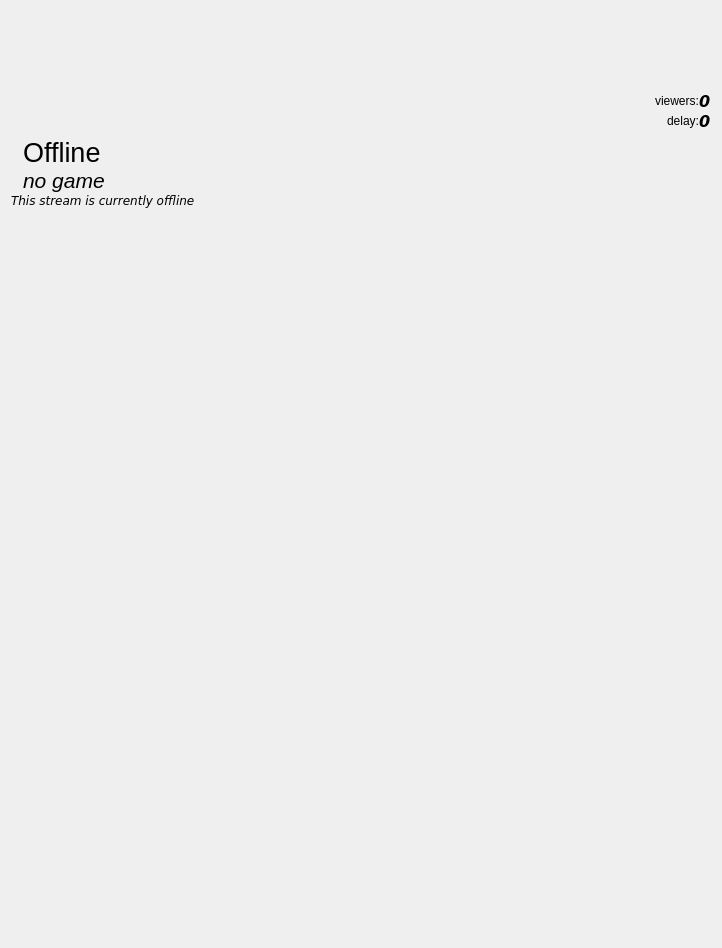
First picture: the form in sources/ui/previewstreamwidget.ui, repository Oyuret/liveGUIMobile, before the edit.
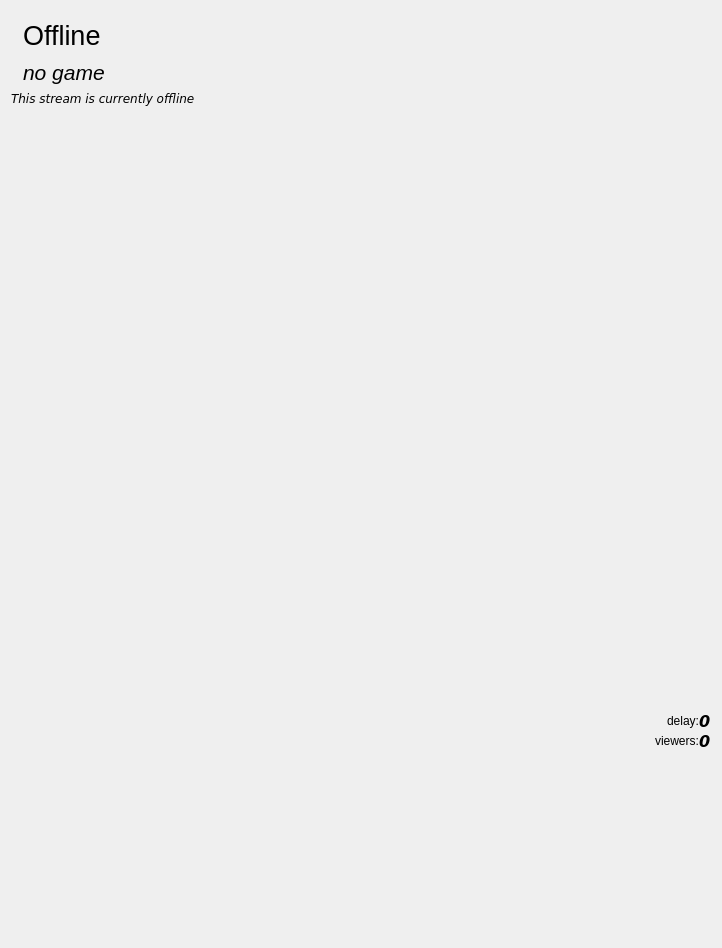
Second picture: the form after the edit. Icons and pictures are not drawn.

```diff
--- a/sources/ui/previewstreamwidget.ui
+++ b/sources/ui/previewstreamwidget.ui
@@ -17,167 +17,8 @@
    <property name="spacing">
     <number>0</number>
    </property>
-   <item>
-    <layout class="QVBoxLayout" name="verticalLayout_3">
-     <property name="spacing">
-      <number>0</number>
-     </property>
-     <property name="leftMargin">
-      <number>0</number>
-     </property>
-     <property name="topMargin">
-      <number>0</number>
-     </property>
-     <property name="rightMargin">
-      <number>0</number>
-     </property>
-     <property name="bottomMargin">
-      <number>0</number>
-     </property>
-     <item>
-      <layout class="QHBoxLayout" name="horizontalLayout_6">
-       <property name="spacing">
-        <number>0</number>
-       </property>
-       <property name="topMargin">
-        <number>0</number>
-       </property>
-       <item>
-        <spacer name="horizontalSpacer_4">
-         <property name="orientation">
-          <enum>Qt::Horizontal</enum>
-         </property>
-         <property name="sizeHint" stdset="0">
-          <size>
-           <width>0</width>
-           <height>20</height>
-          </size>
-         </property>
-        </spacer>
-       </item>
-       <item>
-        <widget class="QLabel" name="serviceIcon">
-         <property name="minimumSize">
-          <size>
-           <width>80</width>
-           <height>80</height>
-          </size>
-         </property>
-         <property name="maximumSize">
-          <size>
-           <width>80</width>
-           <height>80</height>
-          </size>
-         </property>
-         <property name="text">
-          <string/>
-         </property>
-         <property name="pixmap">
-          <pixmap resource="../qrc/icons.qrc">:/icons/icons/missing.png</pixmap>
-         </property>
-         <property name="scaledContents">
-          <bool>true</bool>
-         </property>
-        </widget>
-       </item>
-      </layout>
-     </item>
-     <item>
-      <layout class="QHBoxLayout" name="horizontalLayout_4">
-       <property name="spacing">
-        <number>0</number>
-       </property>
-       <property name="rightMargin">
-        <number>0</number>
-       </property>
-       <item>
-        <spacer name="horizontalSpacer_6">
-         <property name="orientation">
-          <enum>Qt::Horizontal</enum>
-         </property>
-         <property name="sizeHint" stdset="0">
-          <size>
-           <width>40</width>
-           <height>20</height>
-          </size>
-         </property>
-        </spacer>
-       </item>
-       <item>
-        <widget class="QLabel" name="label">
-         <property name="text">
-          <string>viewers:</string>
-         </property>
-        </widget>
-       </item>
-       <item>
-        <widget class="QLabel" name="viewersLabel">
-         <property name="font">
-          <font>
-           <family>Verdana</family>
-           <pointsize>12</pointsize>
-           <weight>75</weight>
-           <italic>true</italic>
-           <bold>true</bold>
-          </font>
-         </property>
-         <property name="text">
-          <string>0</string>
-         </property>
-        </widget>
-       </item>
-      </layout>
-     </item>
-     <item>
-      <layout class="QHBoxLayout" name="horizontalLayout_5">
-       <property name="spacing">
-        <number>0</number>
-       </property>
-       <item>
-        <spacer name="horizontalSpacer_5">
-         <property name="orientation">
-          <enum>Qt::Horizontal</enum>
-         </property>
-         <property name="sizeHint" stdset="0">
-          <size>
-           <width>40</width>
-           <height>20</height>
-          </size>
-         </property>
-        </spacer>
-       </item>
-       <item>
-        <widget class="QLabel" name="label_3">
-         <property name="text">
-          <string>delay:</string>
-         </property>
-        </widget>
-       </item>
-       <item>
-        <widget class="QLabel" name="delayLabel">
-         <property name="font">
-          <font>
-           <family>Verdana</family>
-           <pointsize>12</pointsize>
-           <weight>75</weight>
-           <italic>true</italic>
-           <bold>true</bold>
-          </font>
-         </property>
-         <property name="text">
-          <string>0</string>
-         </property>
-        </widget>
-       </item>
-      </layout>
-     </item>
-    </layout>
-   </item>
    <item>
     <layout class="QVBoxLayout" name="verticalLayout_5">
-     <property name="topMargin">
-      <number>0</number>
-     </property>
      <item>
       <layout class="QHBoxLayout" name="horizontalLayout_7">
        <property name="topMargin">
@@ -195,8 +36,8 @@
           <widget class="QLabel" name="streamerIcon">
            <property name="maximumSize">
             <size>
-             <width>50</width>
-             <height>50</height>
+             <width>80</width>
+             <height>80</height>
             </size>
            </property>
            <property name="text">
@@ -233,6 +74,9 @@
            <property name="text">
             <string>Offline</string>
            </property>
+           <property name="wordWrap">
+            <bool>true</bool>
+           </property>
            <property name="textInteractionFlags">
             <set>Qt::NoTextInteraction</set>
            </property>
@@ -249,6 +93,9 @@
            <property name="text">
             <string>no game</string>
            </property>
+           <property name="wordWrap">
+            <bool>true</bool>
+           </property>
            <property name="textInteractionFlags">
             <set>Qt::NoTextInteraction</set>
            </property>
@@ -269,6 +116,31 @@
          </property>
         </spacer>
        </item>
+       <item>
+        <widget class="QLabel" name="serviceIcon">
+         <property name="minimumSize">
+          <size>
+           <width>80</width>
+           <height>80</height>
+          </size>
+         </property>
+         <property name="maximumSize">
+          <size>
+           <width>80</width>
+           <height>80</height>
+          </size>
+         </property>
+         <property name="text">
+          <string/>
+         </property>
+         <property name="pixmap">
+          <pixmap resource="../qrc/icons.qrc">:/icons/icons/missing.png</pixmap>
+         </property>
+         <property name="scaledContents">
+          <bool>true</bool>
+         </property>
+        </widget>
+       </item>
       </layout>
      </item>
      <item>
@@ -362,6 +234,102 @@
        </item>
       </layout>
      </item>
+     <item>
+      <layout class="QVBoxLayout" name="verticalLayout_3">
+       <property name="spacing">
+        <number>0</number>
+       </property>
+       <property name="topMargin">
+        <number>0</number>
+       </property>
+       <item>
+        <layout class="QHBoxLayout" name="horizontalLayout">
+         <property name="topMargin">
+          <number>0</number>
+         </property>
+         <item>
+          <spacer name="horizontalSpacer">
+           <property name="orientation">
+            <enum>Qt::Horizontal</enum>
+           </property>
+           <property name="sizeHint" stdset="0">
+            <size>
+             <width>10</width>
+             <height>20</height>
+            </size>
+           </property>
+          </spacer>
+         </item>
+         <item>
+          <widget class="QLabel" name="label_3">
+           <property name="text">
+            <string>delay:</string>
+           </property>
+          </widget>
+         </item>
+         <item>
+          <widget class="QLabel" name="delayLabel">
+           <property name="font">
+            <font>
+             <family>Verdana</family>
+             <pointsize>12</pointsize>
+             <weight>75</weight>
+             <italic>true</italic>
+             <bold>true</bold>
+            </font>
+           </property>
+           <property name="text">
+            <string>0</string>
+           </property>
+          </widget>
+         </item>
+        </layout>
+       </item>
+       <item>
+        <layout class="QHBoxLayout" name="horizontalLayout_3">
+         <property name="topMargin">
+          <number>0</number>
+         </property>
+         <item>
+          <spacer name="horizontalSpacer_4">
+           <property name="orientation">
+            <enum>Qt::Horizontal</enum>
+           </property>
+           <property name="sizeHint" stdset="0">
+            <size>
+             <width>40</width>
+             <height>20</height>
+            </size>
+           </property>
+          </spacer>
+         </item>
+         <item>
+          <widget class="QLabel" name="label">
+           <property name="text">
+            <string>viewers:</string>
+           </property>
+          </widget>
+         </item>
+         <item>
+          <widget class="QLabel" name="viewersLabel">
+           <property name="font">
+            <font>
+             <family>Verdana</family>
+             <pointsize>12</pointsize>
+             <weight>75</weight>
+             <italic>true</italic>
+             <bold>true</bold>
+            </font>
+           </property>
+           <property name="text">
+            <string>0</string>
+           </property>
+          </widget>
+         </item>
+        </layout>
+       </item>
+      </layout>
+     </item>
      <item>
       <spacer name="verticalSpacer">
        <property name="orientation">
```
